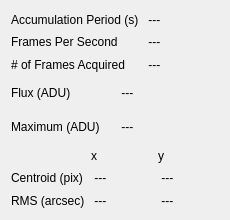
Qt form forms/camera_data.ui (lsst-sitcom/spot_motion_monitor) before a commit.
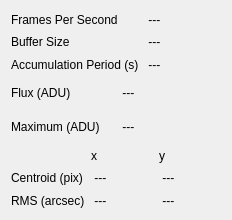
The same form after that commit.

Commit message: Renaming and reorganizing camera data widgets.

```diff
--- a/forms/camera_data.ui
+++ b/forms/camera_data.ui
@@ -6,7 +6,7 @@
    <rect>
     <x>0</x>
     <y>0</y>
-    <width>230</width>
+    <width>232</width>
     <height>220</height>
    </rect>
   </property>
@@ -16,34 +16,34 @@
   <layout class="QVBoxLayout" name="verticalLayout">
    <item>
     <layout class="QGridLayout" name="gridLayout_3">
-     <item row="0" column="0">
+     <item row="5" column="1">
+      <widget class="QLabel" name="accumPeriodValueLabel">
+       <property name="minimumSize">
+        <size>
+         <width>50</width>
+         <height>0</height>
+        </size>
+       </property>
+       <property name="text">
+        <string> --- </string>
+       </property>
+      </widget>
+     </item>
+     <item row="5" column="0">
       <widget class="QLabel" name="accumPeriodLabel">
        <property name="text">
         <string>Accumulation Period (s)</string>
        </property>
       </widget>
      </item>
-     <item row="0" column="1">
-      <widget class="QLabel" name="accumPeriodValueLabel">
-       <property name="minimumSize">
-        <size>
-         <width>50</width>
-         <height>0</height>
-        </size>
-       </property>
-       <property name="text">
-        <string> --- </string>
-       </property>
-      </widget>
-     </item>
-     <item row="1" column="0">
+     <item row="3" column="0">
       <widget class="QLabel" name="fpsLabel">
        <property name="text">
         <string>Frames Per Second</string>
        </property>
       </widget>
      </item>
-     <item row="1" column="1">
+     <item row="3" column="1">
       <widget class="QLabel" name="fpsValueLabel">
        <property name="minimumSize">
         <size>
@@ -56,15 +56,15 @@
        </property>
       </widget>
      </item>
-     <item row="2" column="0">
-      <widget class="QLabel" name="numFramesAcqLabel">
+     <item row="4" column="0">
+      <widget class="QLabel" name="bufferSizeLabel">
        <property name="text">
-        <string># of Frames Acquired</string>
+        <string>Buffer Size</string>
        </property>
       </widget>
      </item>
-     <item row="2" column="1">
-      <widget class="QLabel" name="numFramesAcqValueLabel">
+     <item row="4" column="1">
+      <widget class="QLabel" name="bufferSizeValueLabel">
        <property name="minimumSize">
         <size>
          <width>50</width>
```
The commit also changes 2 other files.
